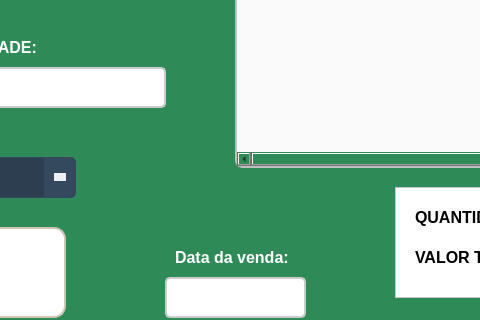
ArielAraujo18/ErpSistema, file frm_Vendas.ui: the form before one commit; both pictures show x 365 to 845 and y 353 to 673 of the 1302 by 673 pixel window.
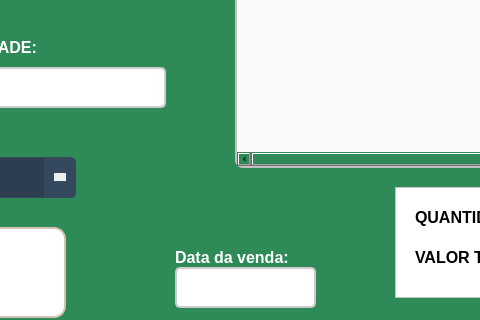
The form after the commit. Icons and pictures are not drawn.

Patch:
```diff
--- a/frm_Vendas.ui
+++ b/frm_Vendas.ui
@@ -1115,8 +1115,8 @@
    </property>
    <property name="geometry">
     <rect>
-     <x>530</x>
-     <y>630</y>
+     <x>540</x>
+     <y>620</y>
      <width>141</width>
      <height>41</height>
     </rect>
```
